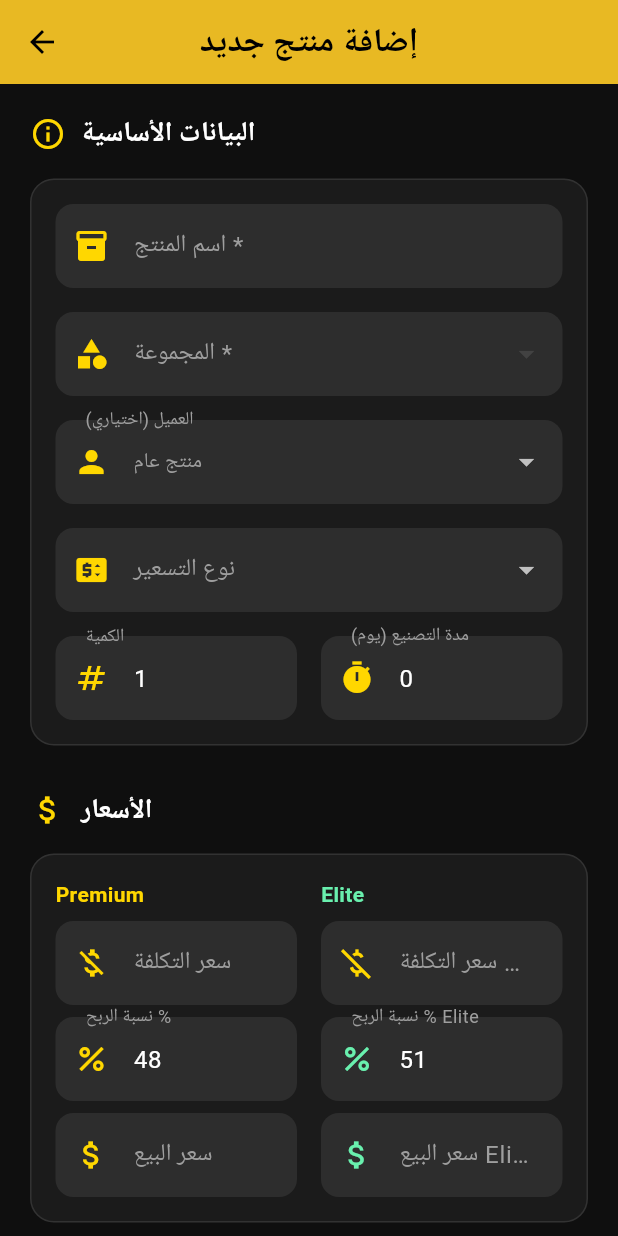
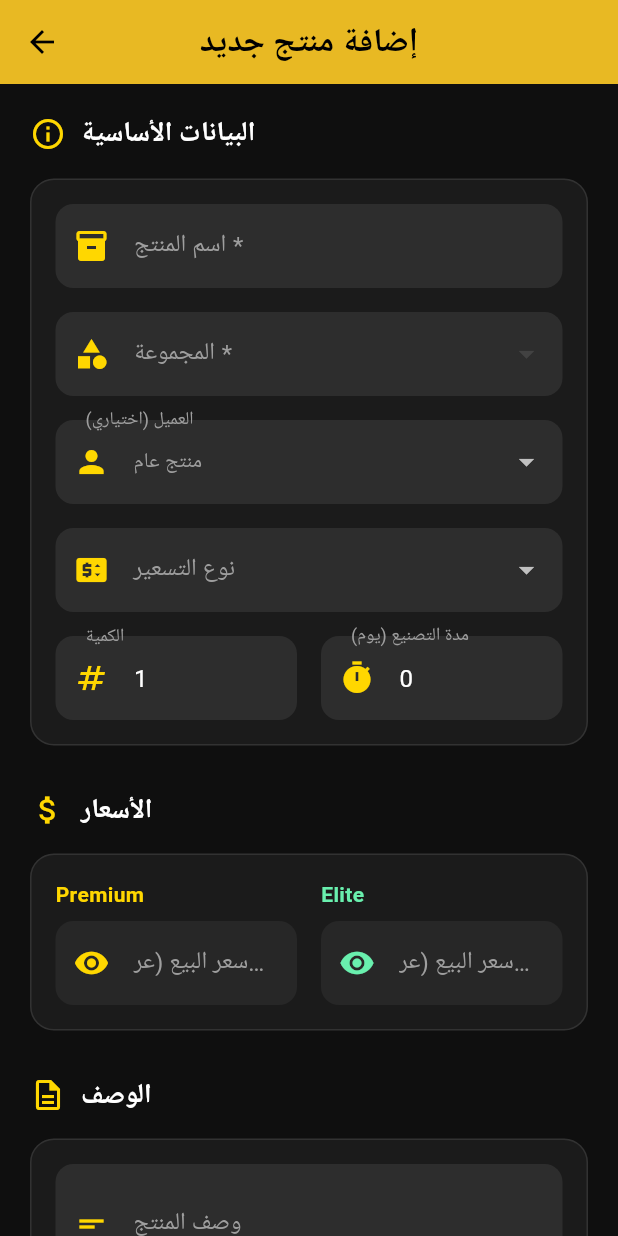
Before and after one commit to kazayza/cocobolo-app, a Flutter app: the AddProductScreen screen opened directly with empty values, on a phone screen of 412 x 824 dp. Run offline on Flutter 3.47's test engine with Material 3 defaults, Android fonts, the light colour scheme and no system bars; our stand-ins replace firebase_core, firebase_messaging, flutter_animate, flutter_local_notifications, font_awesome_flutter, google_fonts and 2 more; accounts and stored records are empty; network calls fail; Roboto replaces fonts that are missing (Cairo).

Commit message:
Add permission screen product new

```diff
--- a/lib/screens/add_product_screen.dart
+++ b/lib/screens/add_product_screen.dart
@@ -5,6 +5,7 @@ import 'dart:io';
 import 'package:google_fonts/google_fonts.dart';
 import 'package:image_picker/image_picker.dart';
 import '../constants.dart';
+import '../services/permission_service.dart';
 
 class AddProductScreen extends StatefulWidget {
   final String username;
@@ -441,6 +442,11 @@ class _AddProductScreenState extends State<AddProductScreen> {
   }
 
   Widget _buildPricesSection() {
+    final perm = PermissionService();
+    final showFull = perm.canSeeFullProductPricing;          // admin / nabil / hassan
+    final costOnly = perm.canSeeCostOnlyProductPricing;      // factory
+    final saleOnly = perm.canSeeSaleOnlyProductPricing;      // باقي اليوزرات
+
     return Container(
       padding: const EdgeInsets.all(16),
       decoration: BoxDecoration(
@@ -448,69 +454,89 @@ class _AddProductScreenState extends State<AddProductScreen> {
         borderRadius: BorderRadius.circular(16),
         border: Border.all(color: Colors.white.withOpacity(0.1)),
       ),
-      child: Column(
-        children: [
-          Row(
+      child: Row(
         children: [
           // عمود Premium
           Expanded(
-                child: Column(
-                  crossAxisAlignment: CrossAxisAlignment.start,
-                  children: [
+            child: _buildPackagePriceEditor(
+              title: 'Premium',
+              costController: _purchasePriceController,
+              saleController: _salePriceController,
+              marginController: _premiumMarginController,
+              color: const Color(0xFFFFD700),
+              showFull: showFull,
+              costOnly: costOnly,
+              saleOnly: saleOnly,
+              onCostChanged: _recalcPremiumFromCostOrMargin,
+              onSaleChanged: _recalcPremiumMarginFromSale,
+            ),
+          ),
+          const SizedBox(width: 16),
+          // عمود Elite
+          Expanded(
+            child: _buildPackagePriceEditor(
+              title: 'Elite',
+              costController: _purchasePriceEliteController,
+              saleController: _salePriceEliteController,
+              marginController: _eliteMarginController,
+              color: Colors.greenAccent,
+              showFull: showFull,
+              costOnly: costOnly,
+              saleOnly: saleOnly,
+              onCostChanged: _recalcEliteFromCostOrMargin,
+              onSaleChanged: _recalcEliteMarginFromSale,
+            ),
+          ),
+        ],
+      ),
+    );
+  }
+
+    Widget _buildPackagePriceEditor({
+    required String title,
+    required TextEditingController costController,
+    required TextEditingController saleController,
+    required TextEditingController marginController,
+    required Color color,
+    required bool showFull,
+    required bool costOnly,
+    required bool saleOnly,
+    void Function()? onCostChanged,
+    void Function()? onSaleChanged,
+  }) {
+    final List<Widget> children = [];
+
+    // عنوان الباقة (Premium / Elite)
+    children.add(
       Text(
-                      'Premium',
+        title,
         style: GoogleFonts.cairo(
-                        color: const Color(0xFFFFD700),
+          color: color,
           fontSize: 14,
           fontWeight: FontWeight.bold,
         ),
       ),
-                    const SizedBox(height: 8),
-                    _buildTextField(
-                      controller: _purchasePriceController,
-                      label: 'سعر التكلفة',
-                      icon: Icons.money_off,
-                      keyboardType: TextInputType.number,
-                      suffixText: 'ج.م',
-                    ),
-                    const SizedBox(height: 8),
+    );
+
+    children.add(const SizedBox(height: 8));
+
+    // ======================
+    // 1) التكلفة (Cost)
+    // ======================
+    // تظهر وتكون قابلة للتعديل لـ:
+    // - الثلاثة الكبار (showFull)
+    // - المصنع (costOnly)
+    if (showFull || costOnly) {
+      children.add(
         TextFormField(
-                      controller: _premiumMarginController,
+          controller: costController,
           keyboardType:
               const TextInputType.numberWithOptions(decimal: true),
           style: GoogleFonts.cairo(color: Colors.white),
           decoration: InputDecoration(
-                        labelText: 'نسبة الربح %',
+            labelText: 'سعر التكلفة',
             labelStyle: GoogleFonts.cairo(color: Colors.grey),
-                        prefixIcon: const Icon(Icons.percent,
-                            color: Color(0xFFFFD700)),
-                        filled: true,
-                        fillColor: Colors.white.withOpacity(0.08),
-                        border: OutlineInputBorder(
-                          borderRadius: BorderRadius.circular(12),
-                          borderSide: BorderSide.none,
-                        ),
-                        focusedBorder: OutlineInputBorder(
-                          borderRadius: BorderRadius.circular(12),
-                          borderSide:
-                              const BorderSide(color: Color(0xFFFFD700)),
-                        ),
-                        contentPadding: const EdgeInsets.symmetric(
-                            horizontal: 16, vertical: 16),
-                      ),
-                      onChanged: (_) => _recalcPremiumFromCostOrMargin(),
-                    ),
-                    const SizedBox(height: 8),
-                    TextFormField(
-                      controller: _salePriceController,
-                      keyboardType:
-                          const TextInputType.numberWithOptions(decimal: true),
-                      style: GoogleFonts.cairo(color: Colors.white),
-                      decoration: InputDecoration(
-                        labelText: 'سعر البيع',
-                        labelStyle: GoogleFonts.cairo(color: Colors.grey),
-                        prefixIcon: const Icon(Icons.attach_money,
-                            color: Color(0xFFFFD700)),
+            prefixIcon: const Icon(Icons.money_off, color: Color(0xFFFFD700)),
             suffixText: 'ج.م',
             suffixStyle: GoogleFonts.cairo(color: Colors.grey),
             filled: true,
@@ -521,53 +547,39 @@ class _AddProductScreenState extends State<AddProductScreen> {
             ),
             focusedBorder: OutlineInputBorder(
               borderRadius: BorderRadius.circular(12),
-                          borderSide:
-                              const BorderSide(color: Color(0xFFFFD700)),
+              borderSide: const BorderSide(color: Color(0xFFFFD700)),
             ),
             contentPadding: const EdgeInsets.symmetric(
                 horizontal: 16, vertical: 16),
           ),
-                      // لو عدلنا السعر يدوي → يحدث النسبة
-                      onChanged: (_) => _recalcPremiumMarginFromSale(),
+          onChanged: (_) {
+            // لو من الـ 3 الكبار: نعيد حساب سعر البيع من التكلفة + النسبة
+            if (showFull && onCostChanged != null) {
+              onCostChanged();
+            }
+            // لو Factory: يغيّر التكلفة فقط، مش محتاج يظهر/يغيّر بيع أو نسبة
+          },
         ),
-                  ],
-                ),
-              ),
+      );
 
-              const SizedBox(width: 16),
+      children.add(const SizedBox(height: 8));
+    }
 
-              // عمود Elite
-              Expanded(
-                child: Column(
-                  crossAxisAlignment: CrossAxisAlignment.start,
-                  children: [
-                    Text(
-                      'Elite',
-                      style: GoogleFonts.cairo(
-                        color: Colors.greenAccent,
-                        fontSize: 14,
-                        fontWeight: FontWeight.bold,
-                      ),
-                    ),
-                    const SizedBox(height: 8),
-                    _buildTextField(
-                      controller: _purchasePriceEliteController,
-                      label: 'سعر التكلفة Elite',
-                      icon: Icons.money_off_csred,
-                      keyboardType: TextInputType.number,
-                      suffixText: 'ج.م',
-                    ),
-                    const SizedBox(height: 8),
+    // ======================
+    // 2) نسبة الربح (Margin)
+    // ======================
+    // تظهر وتُعدّل فقط للثلاثة الكبار (showFull)
+    if (showFull) {
+      children.add(
         TextFormField(
-                      controller: _eliteMarginController,
+          controller: marginController,
           keyboardType:
               const TextInputType.numberWithOptions(decimal: true),
           style: GoogleFonts.cairo(color: Colors.white),
           decoration: InputDecoration(
-                        labelText: 'نسبة الربح % Elite',
+            labelText: 'نسبة الربح %',
             labelStyle: GoogleFonts.cairo(color: Colors.grey),
-                        prefixIcon: const Icon(Icons.percent,
-                            color: Colors.greenAccent),
+            prefixIcon: const Icon(Icons.percent, color: Color(0xFFFFD700)),
             filled: true,
             fillColor: Colors.white.withOpacity(0.08),
             border: OutlineInputBorder(
@@ -576,25 +588,40 @@ class _AddProductScreenState extends State<AddProductScreen> {
             ),
             focusedBorder: OutlineInputBorder(
               borderRadius: BorderRadius.circular(12),
-                          borderSide:
-                              const BorderSide(color: Colors.greenAccent),
+              borderSide: const BorderSide(color: Color(0xFFFFD700)),
             ),
             contentPadding: const EdgeInsets.symmetric(
                 horizontal: 16, vertical: 16),
           ),
-                      onChanged: (_) => _recalcEliteFromCostOrMargin(),
+          onChanged: (_) {
+            if (onCostChanged != null) {
+              onCostChanged();
+            }
+          },
         ),
-                    const SizedBox(height: 8),
+      );
+
+      children.add(const SizedBox(height: 8));
+    }
+
+    // ======================
+    // 3) سعر البيع (Sale)
+    // ======================
+    // حالتين:
+    // - showFull  → Editable (الثلاثة الكبار فقط)
+    // - saleOnly  → ReadOnly (باقي اليوزرات، عرض فقط)
+    if (showFull) {
+      // Editable Sale Price
+      children.add(
         TextFormField(
-                      controller: _salePriceEliteController,
+          controller: saleController,
           keyboardType:
               const TextInputType.numberWithOptions(decimal: true),
           style: GoogleFonts.cairo(color: Colors.white),
           decoration: InputDecoration(
-                        labelText: 'سعر البيع Elite',
+            labelText: 'سعر البيع',
             labelStyle: GoogleFonts.cairo(color: Colors.grey),
-                        prefixIcon: const Icon(Icons.attach_money,
-                            color: Colors.greenAccent),
+            prefixIcon: Icon(Icons.attach_money, color: color),
             suffixText: 'ج.م',
             suffixStyle: GoogleFonts.cairo(color: Colors.grey),
             filled: true,
@@ -605,21 +632,54 @@ class _AddProductScreenState extends State<AddProductScreen> {
             ),
             focusedBorder: OutlineInputBorder(
               borderRadius: BorderRadius.circular(12),
-                          borderSide:
-                              const BorderSide(color: Colors.greenAccent),
+              borderSide: BorderSide(color: color),
             ),
             contentPadding: const EdgeInsets.symmetric(
                 horizontal: 16, vertical: 16),
           ),
-                      onChanged: (_) => _recalcEliteMarginFromSale(),
+          onChanged: (_) {
+            if (onSaleChanged != null) {
+              onSaleChanged();
+            }
+          },
         ),
-                  ],
+      );
+    } else if (saleOnly) {
+      // ReadOnly Sale Price (عرض فقط)
+      children.add(
+        TextFormField(
+          controller: saleController,
+          readOnly: true,
+          enableInteractiveSelection: false,
+          keyboardType:
+              const TextInputType.numberWithOptions(decimal: true),
+          style: GoogleFonts.cairo(color: Colors.white),
+          decoration: InputDecoration(
+            labelText: 'سعر البيع (عرض فقط)',
+            labelStyle: GoogleFonts.cairo(color: Colors.grey),
+            prefixIcon: Icon(Icons.visibility, color: color),
+            suffixText: 'ج.م',
+            suffixStyle: GoogleFonts.cairo(color: Colors.grey),
+            filled: true,
+            fillColor: Colors.white.withOpacity(0.05),
+            border: OutlineInputBorder(
+              borderRadius: BorderRadius.circular(12),
+              borderSide: BorderSide.none,
+            ),
+            focusedBorder: OutlineInputBorder(
+              borderRadius: BorderRadius.circular(12),
+              borderSide: BorderSide(color: color.withOpacity(0.5)),
+            ),
+            contentPadding: const EdgeInsets.symmetric(
+                horizontal: 16, vertical: 16),
           ),
         ),
-            ],
-          ),
-        ],
-      ),
+      );
+    }
+
+    return Column(
+      crossAxisAlignment: CrossAxisAlignment.start,
+      children: children,
     );
   }
 
--- a/pubspec.yaml
+++ b/pubspec.yaml
@@ -44,5 +44,7 @@ flutter:
 flutter_launcher_icons:
   android: true
   ios: true
-  image_path: "assets/icons/app_icon.png"
+  image_path: "assets/icons/app_icon.png"          # لسه مستخدمينها لـ iOS
+  adaptive_icon_background: "#13273F"             # لون خلفية الأيقونة (Navy بتاع اللوجو)
+  adaptive_icon_foreground: "assets/icons/app_icon.png"  # صورة اللوجو (Foreground)
   min_sdk_android: 21
```
Also changed, not shown: 10 other files. Lines whose indentation alone changed are shown as unchanged.
